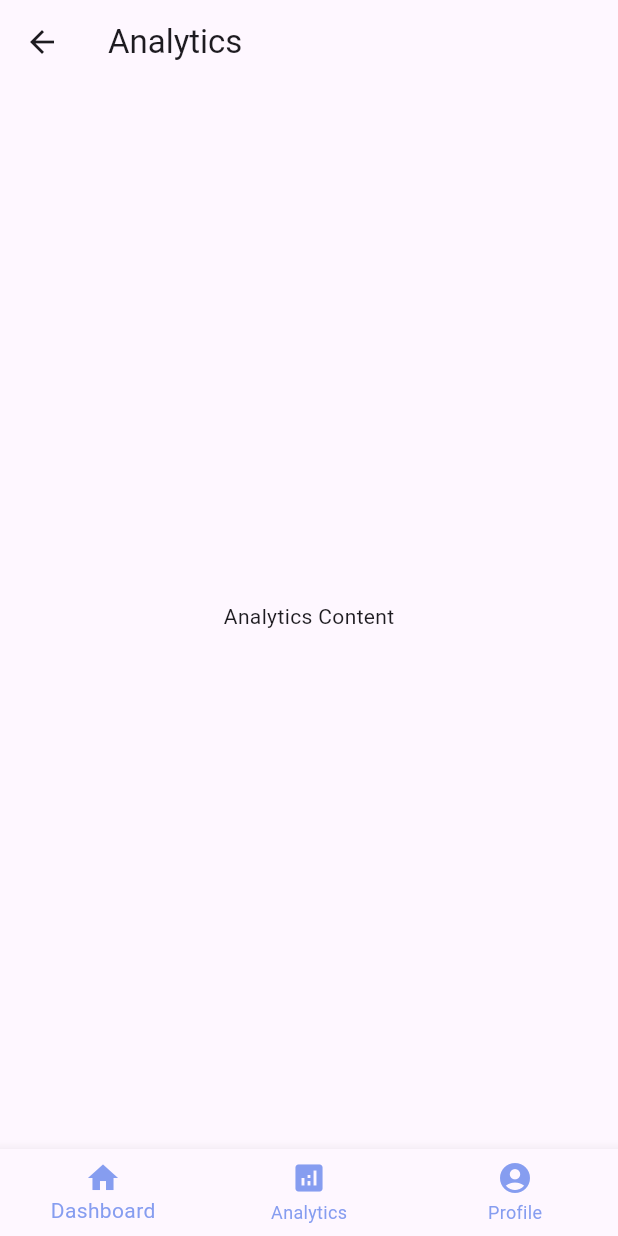
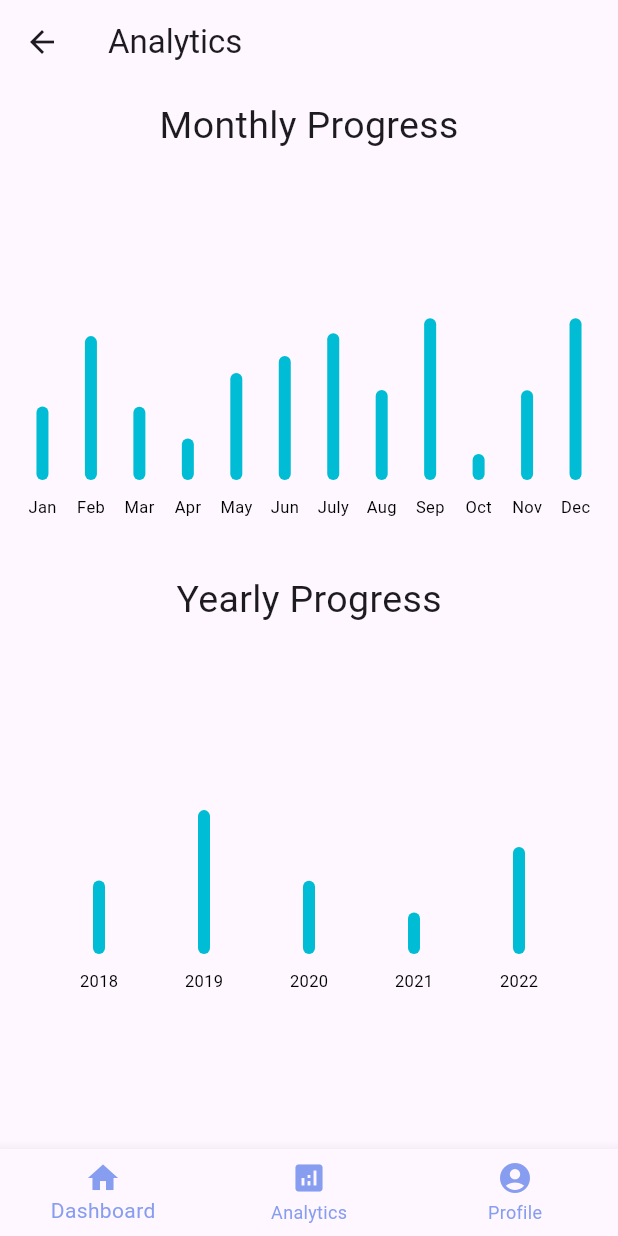
Before and after one commit to Sudeep-T-Pillai/Green_Pulse, a Flutter app: the AnalyticsPage screen opened by its route, on a phone screen of 412 x 824 dp. Run offline on Flutter 3.47's test engine with Material 3 defaults, Android fonts, the light colour scheme and no system bars; drawn by our look-alikes of fl_chart; our stand-ins replace cloud_firestore, firebase_auth, firebase_core, get; accounts and stored records are empty.

Commit message:
Third commit

```diff
--- /dev/null
+++ b/lib/Components/montbarchart.dart
@@ -0,0 +1,89 @@
+import 'package:fl_chart/fl_chart.dart';
+import 'package:flutter/material.dart';
+import 'package:green_pulse/Components/monthybardata.dart';
+
+class MoBarChart extends StatefulWidget {
+  MoBarChart({Key? key}) : super(key: key);
+
+  @override
+  State<MoBarChart> createState() => _MoBarChartState();
+}
+
+class _MoBarChartState extends State<MoBarChart> {
+  @override
+  Widget build(BuildContext context) {
+    List<String> Monthsofyear = [
+      'Jan',
+      'Feb',
+      'Mar',
+      'Apr',
+      'May',
+      'Jun',
+      'July',
+      'Aug',
+      'Sep',
+      'Oct',
+      'Nov',
+      'Dec',
+    ];
+
+    List<double> MonthySummary = [45.0, 88.0, 44.8, 25.4, 65.4, 75.8, 89.7,55.0,99.0,15.9,54.89,98.99];
+
+    MoBardata MObardata = MoBardata(
+      Jan: MonthySummary[0],
+      Feb: MonthySummary[1],
+      Mar: MonthySummary[2],
+      Apr: MonthySummary[3],
+      May: MonthySummary[4],
+      Jun: MonthySummary[5],
+      July: MonthySummary[6],
+      Aug: MonthySummary[7],
+      Sep: MonthySummary[8],
+      Oct: MonthySummary[9],
+      Nov: MonthySummary[10],
+      Dec: MonthySummary[11],
+    );
+
+    MObardata.initializeBardata();
+
+    return BarChart(
+      BarChartData(
+        maxY: 200,
+        minY: 0,
+        gridData: FlGridData(show:false),
+        borderData: FlBorderData(show: false),
+
+        barGroups: MObardata.bardata.asMap().entries.map(
+          (entry) {
+            int index = entry.key;
+            double value = entry.value.y;
+
+            return BarChartGroupData(
+              x: index.toInt(),
+              barRods: [BarChartRodData(y: value)],
+            );
+          },
+        ).toList(),
+        titlesData: FlTitlesData(
+         topTitles: SideTitles(showTitles: false),
+          leftTitles:SideTitles(showTitles: false),
+          rightTitles:SideTitles(showTitles: false),
+
+
+          bottomTitles: SideTitles(
+            showTitles: true,
+            getTitles: (value) {
+              int index = value.toInt();
+              if (index >= 0 && index < Monthsofyear.length) {
+                return Monthsofyear[index];
+              }
+              return '';
+            },
+            rotateAngle: 0, // Adjust the angle of x-axis labels
+            margin: 10, // Margin to avoid overlapping
+          ),
+        ),
+      ),
+    );
+  }
+}
--- /dev/null
+++ b/lib/Components/monthybardata.dart
@@ -0,0 +1,50 @@
+import 'package:green_pulse/Components/Individualbardata.dart';
+
+class MoBardata {
+  final double Jan;
+  final double Feb;
+  final double Mar;
+  final double Apr;
+  final double May;
+  final double Jun;
+  final double July;
+  final double Aug;
+  final double Sep;
+  final double Oct;
+  final double Nov;
+  final double Dec;
+
+  MoBardata({
+    required this.Jan,
+    required this.Feb,
+    required this.Mar,
+    required this.Apr,
+    required this.May,
+    required this.Jun,
+    required this.July,
+    required this.Aug,
+    required this.Sep,
+    required this.Oct,
+    required this.Nov,
+    required this.Dec,
+  });
+
+  List<IndividualBardata> bardata = [];
+
+void initializeBardata() {
+  bardata = [
+    IndividualBardata(x: 0, y: Jan),
+    IndividualBardata(x: 1, y: Feb),
+    IndividualBardata(x: 2, y: Mar),
+    IndividualBardata(x: 3, y: Apr),
+    IndividualBardata(x: 4, y: May),
+    IndividualBardata(x: 5, y: Jun),
+    IndividualBardata(x: 6, y: July),
+    IndividualBardata(x: 7, y: Aug),
+    IndividualBardata(x: 8, y: Sep),
+    IndividualBardata(x: 9, y: Oct),
+    IndividualBardata(x: 10, y: Nov),
+    IndividualBardata(x: 11, y: Dec),
+  ];
+ }
+}
--- /dev/null
+++ b/lib/Components/yrbarchart.dart
@@ -0,0 +1,76 @@
+import 'package:fl_chart/fl_chart.dart';
+import 'package:flutter/material.dart';
+import 'package:green_pulse/Components/yrbardata.dart';
+
+class YrBarChart extends StatefulWidget {
+  YrBarChart({Key? key}) : super(key: key);
+
+  @override
+  State<YrBarChart> createState() => _YrBarChartState();
+}
+
+class _YrBarChartState extends State<YrBarChart> {
+  @override
+  Widget build(BuildContext context) {
+    List<String> Listofyear = [
+      '2018',
+      '2019',
+      '2020',
+      '2021',
+      '2022',
+    ];
+
+    List<double> YearlySummary = [45.0, 88.0, 44.8, 25.4, 65.4];
+
+    YrBardata Yrbardata = YrBardata(
+      y_2018: YearlySummary[0],
+      y_2019: YearlySummary[1],
+      y_2020: YearlySummary[2],
+      y_2021: YearlySummary[3],
+      y_2022: YearlySummary[4],
+
+    );
+
+    Yrbardata.initializeBardata();
+
+    return BarChart(
+      BarChartData(
+        maxY: 200,
+        minY: 0,
+        gridData: FlGridData(show:false),
+        borderData: FlBorderData(show: false),
+
+        barGroups: Yrbardata.bardata.asMap().entries.map(
+          (entry) {
+            int index = entry.key;
+            double value = entry.value.y;
+
+            return BarChartGroupData(
+              x: index.toInt(),
+              barRods: [BarChartRodData(y: value)],
+            );
+          },
+        ).toList(),
+        titlesData: FlTitlesData(
+         topTitles: SideTitles(showTitles: false),
+          leftTitles:SideTitles(showTitles: false),
+          rightTitles:SideTitles(showTitles: false),
+
+
+          bottomTitles: SideTitles(
+            showTitles: true,
+            getTitles: (value) {
+              int index = value.toInt();
+              if (index >= 0 && index < YearlySummary.length) {
+                return Listofyear[index];
+              }
+              return '';
+            },
+            rotateAngle: 0, // Adjust the angle of x-axis labels
+            margin: 10, // Margin to avoid overlapping
+          ),
+        ),
+      ),
+    );
+  }
+}
--- /dev/null
+++ b/lib/Components/yrbardata.dart
@@ -0,0 +1,32 @@
+import 'package:green_pulse/Components/Individualbardata.dart';
+
+class YrBardata {
+  final double y_2018;
+  final double y_2019;
+  final double y_2020;
+  final double y_2021;
+  final double y_2022;
+
+
+  YrBardata({
+    required this.y_2018,
+    required this.y_2019,
+    required this.y_2020,
+    required this.y_2021,
+    required this.y_2022,
+
+  });
+
+  List<IndividualBardata> bardata = [];
+
+void initializeBardata() {
+  bardata = [
+    IndividualBardata(x: 0, y: y_2018),
+    IndividualBardata(x: 1, y: y_2019),
+    IndividualBardata(x: 2, y: y_2020),
+    IndividualBardata(x: 3, y: y_2021),
+    IndividualBardata(x: 4, y: y_2022),
+
+  ];
+ }
+}
--- a/lib/Firebase/Auth/Auth.dart
+++ b/lib/Firebase/Auth/Auth.dart
@@ -1,7 +1,4 @@
-
-
-
-   import 'package:firebase_auth/firebase_auth.dart';
+import 'package:firebase_auth/firebase_auth.dart';
 
 class FirebaseAuthService {
 
--- a/lib/main.dart
+++ b/lib/main.dart
@@ -20,11 +20,13 @@ class MyApp extends StatelessWidget{
             @override
             Widget build(BuildContext context){
               return  MaterialApp(
+                debugShowCheckedModeBanner: false,
                 home: AuthUser(),
                 routes: {
                      '/dashboard': (context) => Dashboard(),
                      '/analytics': (context) => AnalyticsPage(),
                      '/profile': (context) => ProfilePage(),
+                     '/getstartedhome': (context)=> getstartedhome()
                     },
 
               );
--- a/lib/pages/Analyitcs.dart
+++ b/lib/pages/Analyitcs.dart
@@ -1,17 +1,60 @@
 import 'package:flutter/material.dart';
+import 'package:green_pulse/Components/montbarchart.dart';
+import 'package:green_pulse/Components/yrbarchart.dart';
 import 'package:green_pulse/navigationbar.dart';
 
-class AnalyticsPage extends StatelessWidget {
+class AnalyticsPage extends StatefulWidget {
   const AnalyticsPage({Key? key}) : super(key: key);
 
+  @override
+  State<AnalyticsPage> createState() => _AnalyticsPageState();
+}
+
+class _AnalyticsPageState extends State<AnalyticsPage> {
   @override
   Widget build(BuildContext context) {
     return Scaffold(
       appBar: AppBar(
         title: const Text('Analytics'),
       ),
-      body: const Center(
-        child: Text('Analytics Content'),
+      body: SingleChildScrollView(
+        child: Column(children: [
+            SizedBox(height: 10),
+
+             Center(
+               child: Text(
+                'Monthly Progress',
+                style: TextStyle(fontSize: 25, fontWeight: FontWeight.w400),
+                           ),
+             ),
+
+             SizedBox(height: 0,),
+
+             Container(
+              child: SizedBox(
+                height: 250,
+                child: MoBarChart(),
+              ),
+            ),
+
+            SizedBox(height: 30,),
+
+             Center(
+               child: Text(
+                'Yearly Progress',
+                style: TextStyle(fontSize: 25, fontWeight: FontWeight.w400),
+                           ),
+             ),
+
+              Container(
+              child: SizedBox(
+                height: 250,
+                child: YrBarChart(),
+              ),
+            ),
+
+        ]
+        ),
       ),
       bottomNavigationBar: BottomNavigationBarWidget(),
     );
--- a/lib/pages/Profile.dart
+++ b/lib/pages/Profile.dart
@@ -3,6 +3,7 @@ import 'package:green_pulse/Firebase/Usrnamefetc.dart';
 import 'package:green_pulse/navigationbar.dart';
 import 'package:firebase_auth/firebase_auth.dart';
 import 'package:cloud_firestore/cloud_firestore.dart';
+
 
 class ProfilePage extends StatefulWidget {
   const ProfilePage({Key? key}) : super(key: key);
@@ -12,7 +13,7 @@ class ProfilePage extends StatefulWidget {
 }
 
 class _ProfilePageState extends State<ProfilePage> {
-  final currentUser = FirebaseAuth.instance.currentUser!;
+  final currentUser = FirebaseAuth.instance.currentUser;
   final UserProfileService _userService = UserProfileService();
 
   // Function to handle sign-out
@@ -20,7 +21,7 @@ class _ProfilePageState extends State<ProfilePage> {
     try {
       await FirebaseAuth.instance.signOut();
       // Navigate to the login page after signing out
-      Navigator.pushReplacementNamed(context, '/login');
+      Navigator.pushReplacementNamed(context, '/getstartedhome');
     } catch (e) {
       print('Error signing out: $e');
       // Handle sign-out error, if any
@@ -62,14 +63,14 @@ class _ProfilePageState extends State<ProfilePage> {
                       style: TextStyle(fontSize: 20, fontWeight: FontWeight.bold),
                     );
                   } else {
-                    return Text('Username not available');
+                    return Text('Mr Cactus');
                   }
                 },
               ),
               SizedBox(height: 8),
               if (currentUser != null)
                 Text(
-                 currentUser.email!,
+                  currentUser!.email!,
                   style: TextStyle(fontSize: 16, color: Colors.grey),
                 ),
               SizedBox(height: 32),
--- a/lib/pages/dashboard.dart
+++ b/lib/pages/dashboard.dart
@@ -60,7 +60,7 @@ class _DashboardState extends State<Dashboard> {
                                    style: TextStyle(fontSize: 20, fontWeight: FontWeight.w700),
                                  );
                                } else {
-                                 return Text('Username not available');
+                                 return Text('Mr Cactus');
                                }
                              },
                            ),
```
Also changed, not shown: lib/Firebase/Usrnamefetc.dart (line endings or trailing spaces).
